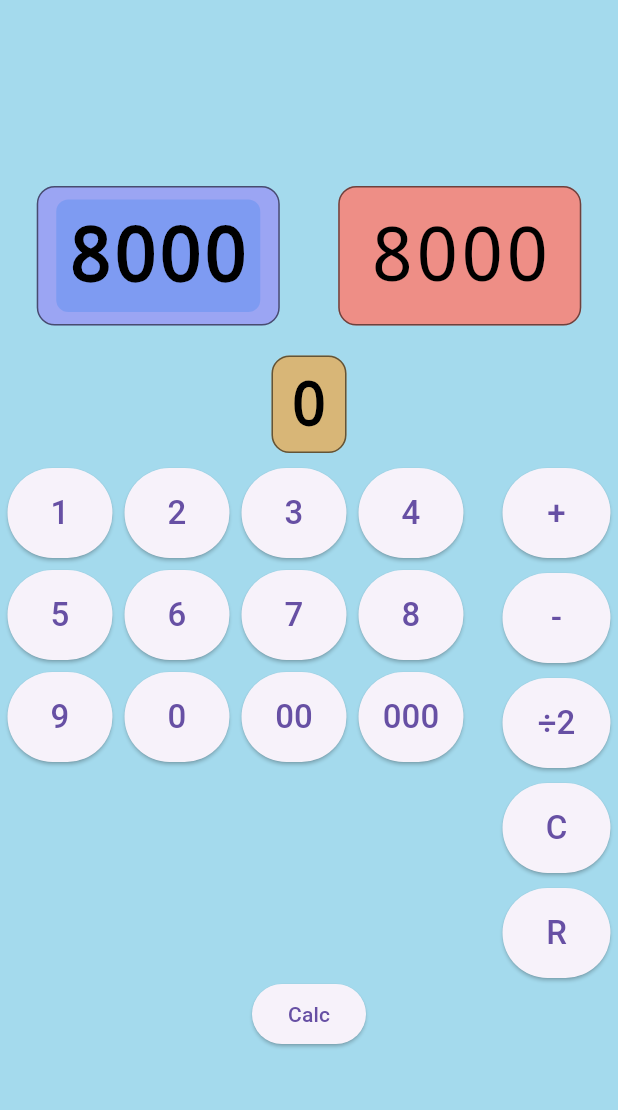
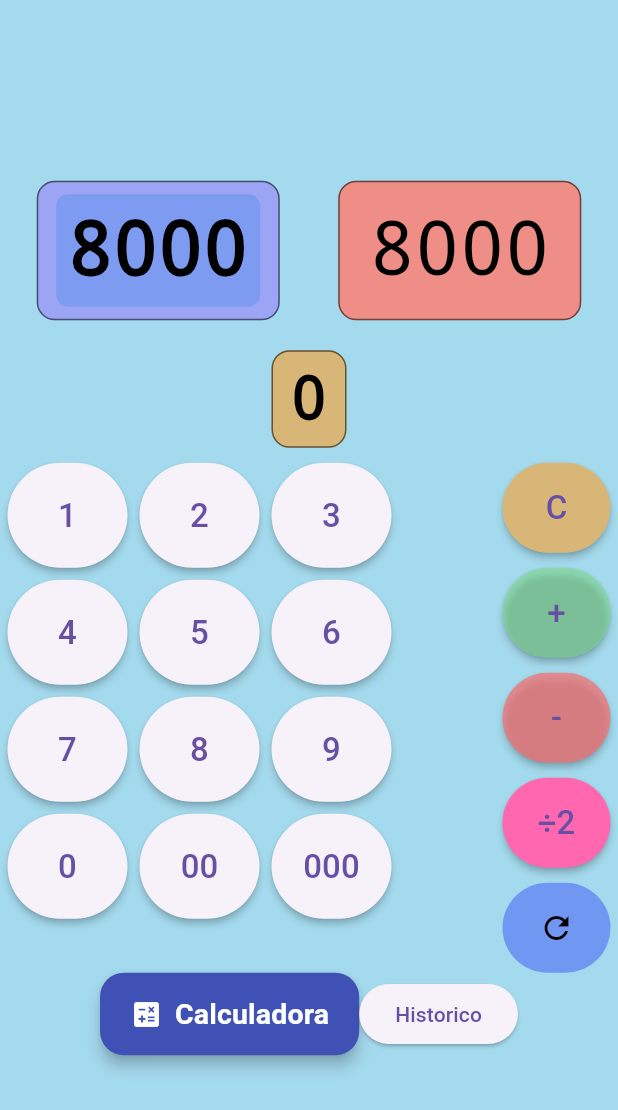
Before and after one commit to fernandofcs123/app_duelo, a Flutter app: the screen it shows after launch, after a tap on "Duelo!", on a phone screen of 412 x 824 dp. Shown: the top 1110 px of the screen. Run offline on Flutter 3.47's test engine with Material 3 defaults, Android fonts, the phone set to English and light mode, and no system bars; our stand-ins replace lucide_icons.

Commit message:
Melhorias de estilizações na tela inicial e em botoes

```diff
--- a/lib/modules/duelo/duelo_page.dart
+++ b/lib/modules/duelo/duelo_page.dart
@@ -1,5 +1,8 @@
 import 'package:app_duelo/modules/calculadora/calculadora_modal.dart';
+import 'package:app_duelo/modules/duelo/historico/historico_modal.dart';
+import 'package:app_duelo/ui/botao_atualizar_widget.dart';
 import 'package:app_duelo/ui/botao_numero_widget.dart';
+import 'package:app_duelo/ui/cores.dart';
 import 'package:flutter/material.dart';
 
 class DueloPage extends StatefulWidget {
@@ -113,6 +116,10 @@ class _DueloPageState extends State<DueloPage> {
     });
   }
 
+  void _historico(){
+    showDialog(context: context, builder: (_) => HistoricoModal());
+  }
+
 
   final List<Map<String, dynamic>> botoes =[];
 
@@ -140,7 +147,8 @@ class _DueloPageState extends State<DueloPage> {
   @override
   Widget build(BuildContext context) {
     return Container(
-      color: const Color.fromARGB(255, 164, 218, 237),
+
+      color: Cores.corFundo,
       width: double.infinity,
       height: double.infinity,
       child: SafeArea(
@@ -276,8 +284,8 @@ class _DueloPageState extends State<DueloPage> {
                             runSpacing: 8,
                             children: botoes.map((botao) {
                               return SizedBox(
-                                width: 70,
-                                height: 60,
+                                width: 80,
+                                height: 70,
                                 child: BotaoNumeroWidget(
                                   onPressed: botao['acao'],
                                   texto: botao['texto'],
@@ -302,7 +310,18 @@ class _DueloPageState extends State<DueloPage> {
                             width: double.infinity,
                             height: 60,
                             child: BotaoNumeroWidget(
+                              texto: "C",
+                              cor: const Color.fromARGB(255, 216, 182, 119),
+                              onPressed: limparValorDigitado,
+                            ),
+                          ),
+                          const SizedBox(height: 10),
+                          SizedBox(
+                            width: double.infinity,
+                            height: 60,
+                            child: BotaoNumeroWidget(
                               texto: "+",
+                              cor: const Color.fromARGB(133, 124, 221, 132),
                               onPressed: () => aplicarOperacao(true),
                             ),
                           ),
@@ -312,6 +331,7 @@ class _DueloPageState extends State<DueloPage> {
                             height: 60,
                             child: BotaoNumeroWidget(
                               texto: "-",
+                              cor: const Color.fromARGB(182, 250, 111, 111),
                               onPressed: () => aplicarOperacao(false),
                             ),
                           ),
@@ -321,34 +341,55 @@ class _DueloPageState extends State<DueloPage> {
                             height: 60,
                             child: BotaoNumeroWidget(
                               texto: "÷2",
+                              cor: Cores.metalmorph,
                               onPressed: dividir,
                             ),
                           ),
                           const SizedBox(height: 10),
+
+                          // SizedBox(
+                          //   width: double.infinity,
+                          //   height: 60,
+                          //   child: BotaoNumeroWidget(
+                          //     texto: "R",
+                          //     onPressed: resetarHps,
+                          //   ),
+                          // ),
                           SizedBox(
                             width: double.infinity,
                             height: 60,
-                            child: BotaoNumeroWidget(
-                              texto: "C",
-                              onPressed: limparValorDigitado,
-                            ),
+                            child: BotaoAtualizarWidget(onRefresh: resetarHps)
                           ),
-                          const SizedBox(height: 10),
-                          SizedBox(
-                            width: double.infinity,
-                            height: 60,
-                            child: BotaoNumeroWidget(
-                              texto: "R",
-                              onPressed: resetarHps,
-                            ),
-                          ),
-
                         ],
                       ),
                     ),
                   ],
                 ),
-                ElevatedButton(onPressed: ()=> _abrirCalculadora(context), child: Text("Calc")),
+
+                Row(
+                  mainAxisAlignment: MainAxisAlignment.center,
+                  children: [
+                    ElevatedButton.icon(
+                      icon: const Icon(Icons.calculate, size: 22, color: Colors.white,),
+                      onPressed: ()=> _abrirCalculadora(context),
+                      label: Text("Calculadora",
+                      style: TextStyle(
+                        fontSize: 19,
+                        fontWeight: FontWeight.bold),
+                      ),
+                      style: ElevatedButton.styleFrom(
+                        backgroundColor: Colors.indigo,
+                        foregroundColor: Colors.white,
+                        elevation: 4,
+                        padding: const EdgeInsets.symmetric(horizontal: 20, vertical: 14),
+                        shape: RoundedRectangleBorder(
+                          borderRadius: BorderRadius.circular(16)
+                        )
+                      ),
+                  ),
+                  ElevatedButton(onPressed: _historico, child: Text("Historico"))
+                  ]
+                ),
               ],
             ),
           ),
--- /dev/null
+++ b/lib/modules/duelo/historico/historico_modal.dart
@@ -0,0 +1,12 @@
+import 'package:flutter/material.dart';
+
+class HistoricoModal extends StatelessWidget {
+  const HistoricoModal({super.key});
+
+  @override
+  Widget build(BuildContext context) {
+    return Center(
+      child: Dialog(),
+    );
+  }
+}
--- a/lib/modules/inicial/inicial_page.dart
+++ b/lib/modules/inicial/inicial_page.dart
@@ -1,4 +1,5 @@
 import 'package:flutter/material.dart';
+import 'package:lucide_icons/lucide_icons.dart';
 
 class InicialPage extends StatefulWidget {
   const InicialPage({super.key});
@@ -15,24 +16,56 @@ class _InicialPageState extends State<InicialPage> {
 
   @override
   Widget build(BuildContext context) {
-    return SafeArea(
-      child: Center(
+    return Scaffold(
+      backgroundColor: Colors.black,
+      // appBar: AppBar(
+      //   title: const Text("Duel app"),
+      //   centerTitle: true,
+      //   backgroundColor: Colors.indigo,
+      //   foregroundColor: Colors.white,
+      // ),
+      body: Stack(
+        children: [
+          Positioned.fill(
+            child: Opacity(
+              opacity: 0.8,
+              child: Image.asset(
+
+                'assets/yugi_kaiba.png',
+                fit: BoxFit.cover,
+              ),
+            ),
+          ),
+          Center(
             child: Padding(
-          padding: const EdgeInsets.symmetric(horizontal: 20.0),
+              padding: const EdgeInsets.symmetric(horizontal: 24.0),
               child: Column(
                 mainAxisSize: MainAxisSize.min,
-            mainAxisAlignment: MainAxisAlignment.center,
-            crossAxisAlignment: CrossAxisAlignment.center,
                 children: [
-              Text("Duel app"),
-              SizedBox(height: 100,),
-              ElevatedButton(onPressed: _duelo, child: Text("Duelo!")),
-              SizedBox(height: 10,),
-              ElevatedButton(onPressed: (){}, child: Text("Botao 1")),
+                  // const Icon(Icons.sports_kabaddi,size: 100, color: Colors.indigo,),
+                  // const Icon(LucideIcons.layoutGrid,size: 100, color: Colors.indigo,),
+                  const SizedBox(height: 25,),
+                  ElevatedButton(
+                    onPressed: _duelo,
+                    style: ElevatedButton.styleFrom(
+                      elevation: 3,
+                      backgroundColor: Colors.indigo,
+                      padding: const EdgeInsets.symmetric(horizontal: 32, vertical: 16),
+                      shape: RoundedRectangleBorder(borderRadius: BorderRadius.circular(18)),
+                    ),
+                    child: const Text("Duelo!", style: TextStyle(fontSize: 18, color: Colors.white),),
+                  ),
+                  const SizedBox(height: 16,),
+
                 ],
               ),
             ),
-      )
+          ),
+
+        ],
+
+
+      ),
     );
   }
 }
--- /dev/null
+++ b/lib/ui/botao_atualizar_widget.dart
@@ -0,0 +1,57 @@
+import 'package:flutter/material.dart';
+
+class BotaoAtualizarWidget extends StatefulWidget {
+  final VoidCallback onRefresh;
+
+  const BotaoAtualizarWidget({super.key, required this.onRefresh});
+
+  @override
+  State<BotaoAtualizarWidget> createState() => _BotaoAtualizarWidgetState();
+}
+
+class _BotaoAtualizarWidgetState extends State<BotaoAtualizarWidget>
+  with SingleTickerProviderStateMixin {
+    late AnimationController _controller;
+
+    @override
+    void initState(){
+      super.initState();
+      _controller = AnimationController(
+        vsync: this,
+        duration: const Duration(seconds: 1)
+      );
+    }
+
+    @override
+    void dispose() {
+    _controller.dispose();
+    super.dispose();
+  }
+
+  void _executarRefresh() {
+    _controller.forward(from: 0);
+    widget.onRefresh();
+  }
+
+
+  @override
+  Widget build(BuildContext context) {
+    return IconButton(
+      style: IconButton.styleFrom(
+        // backgroundColor: const Color.fromARGB(136, 27, 87, 117)
+        backgroundColor: const Color.fromARGB(84, 5, 17, 255),
+      ),
+      onPressed: _executarRefresh,
+      icon: AnimatedBuilder(
+        animation: _controller,
+        child: const Icon(Icons.refresh, color: Colors.black),
+        builder: (context, child) {
+          return Transform.rotate(
+            angle: _controller.value * 6.28,
+            child: child
+          );
+        }
+      )
+    );
+  }
+}
--- a/lib/ui/botao_numero_widget.dart
+++ b/lib/ui/botao_numero_widget.dart
@@ -3,22 +3,28 @@ import 'package:flutter/material.dart';
 class BotaoNumeroWidget extends StatelessWidget {
   final VoidCallback onPressed;
   final String texto;
+  final Color? cor;
+
 
   const BotaoNumeroWidget({
     super.key,
     required this.onPressed,
     required this.texto,
+    this.cor,
   });
 
   @override
   Widget build(BuildContext context) {
     return ElevatedButton(
       style: ElevatedButton.styleFrom(
+        backgroundColor: cor,
         padding: EdgeInsets.symmetric(vertical: 8),
         // textStyle: TextStyle(fontSize: 18),
         minimumSize: Size(50, 50),
         tapTargetSize: MaterialTapTargetSize.shrinkWrap,
         alignment: Alignment.center,
+        elevation: 2,
+
       ),
       onPressed: onPressed,
       child: OverflowBox(
--- /dev/null
+++ b/lib/ui/cores.dart
@@ -0,0 +1,16 @@
+import 'package:flutter/material.dart';
+
+class Cores {
+  Cores._();
+
+  static const Color hp1 = Color.fromARGB(255, 12, 117, 236);
+  static const Color hp2 = Color.fromARGB(255, 238, 142, 134);
+  static const Color digitando = Color.fromARGB(255, 216, 182, 119);
+  static const Color apagar = Color.fromARGB(182, 250, 111, 111);
+  static const Color metalmorph = Color.fromARGB(255, 255, 103, 174);
+  static const Color honest = Color.fromARGB(255, 237, 224, 36);
+  static const Color dividir = Color.fromARGB(133, 240, 173, 124);
+  static const Color multiplicar = Color.fromARGB(133, 124, 221, 132);
+  static const Color azul = Color.fromARGB(84, 5, 17, 255);
+  static const Color corFundo = Color.fromARGB(255, 164, 218, 237);
+}
--- a/pubspec.yaml
+++ b/pubspec.yaml
@@ -59,8 +59,8 @@ flutter:
   uses-material-design: true
 
   # To add assets to your application, add an assets section, like this:
-  # assets:
-  #   - images/a_dot_burr.jpeg
+  assets:
+    - assets/
   #   - images/a_dot_ham.jpeg
 
   # An image asset can refer to one or more resolution-specific "variants", see
```
Also changed, not shown: assets/yugi_kaiba.png (added). Lines whose indentation alone changed are shown as unchanged.
